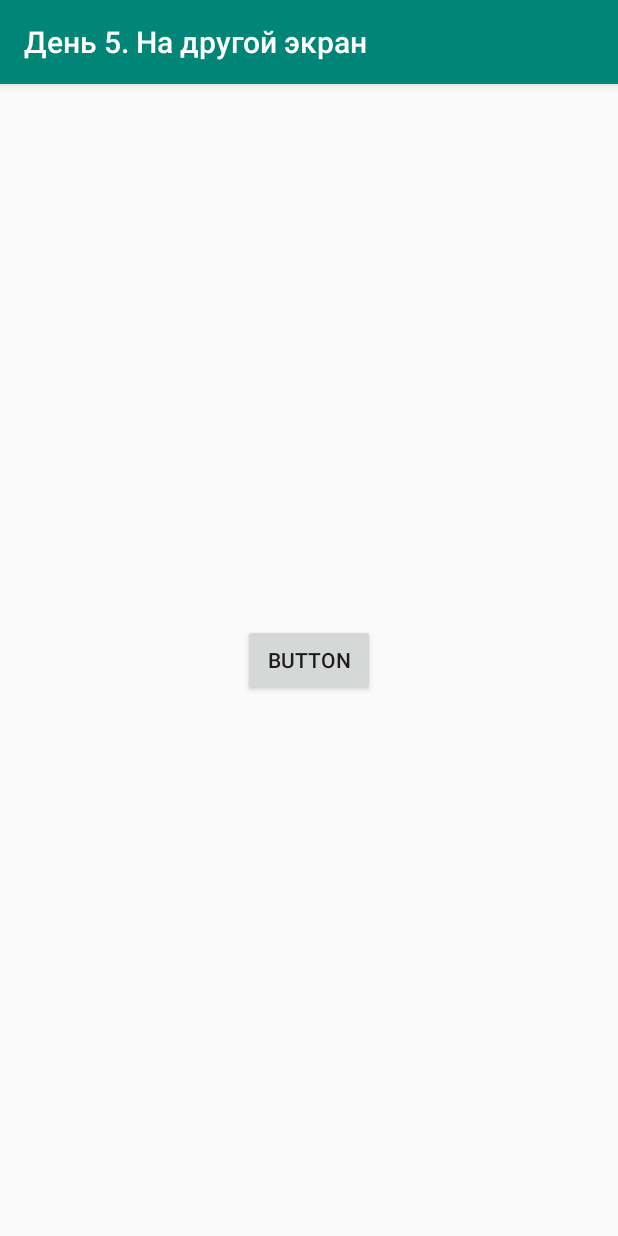
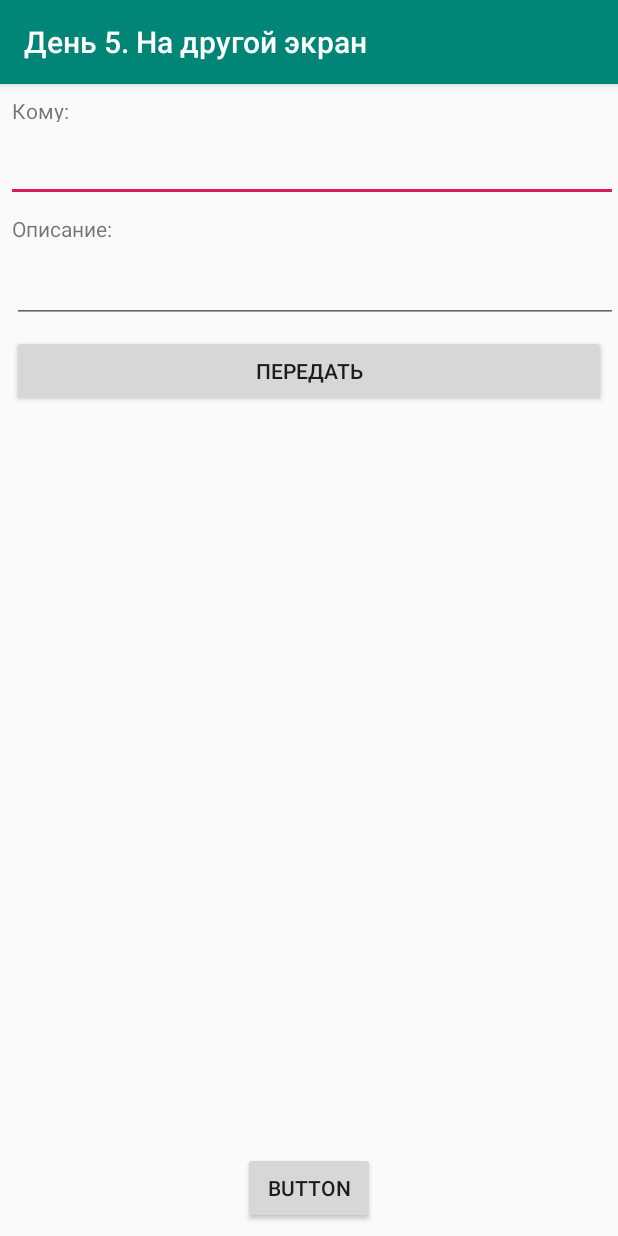
Before and after one commit to Satmage/Day5Switchtoanotherscreen, an Android app: the screen it shows after launch (MainActivity), on a phone screen of 412 x 824 dp. Run offline under Robolectric (Android 15) with nearby library versions, the phone set to English and light mode, and no system bars.

Commit message:
update DataTransferActivity.java update MainActivity.java update activity_data_transver.xml update activity_main.xml update string.xml

```diff
--- a/app/src/main/java/com/number7/day5switchtoanotherscreen/DataTransferActivity.java
+++ b/app/src/main/java/com/number7/day5switchtoanotherscreen/DataTransferActivity.java
@@ -2,6 +2,7 @@ package com.number7.day5switchtoanotherscreen;
 
 import android.support.v7.app.AppCompatActivity;
 import android.os.Bundle;
+import android.widget.TextView;
 
 public class DataTransferActivity extends AppCompatActivity {
 
@@ -9,5 +10,16 @@ public class DataTransferActivity extends AppCompatActivity {
     protected void onCreate(Bundle savedInstanceState) {
         super.onCreate(savedInstanceState);
         setContentView(R.layout.activity_data_transfer);
+
+        // Значения по умолчанию
+        String username = "Asdasd";
+        String gift = "sdsa";
+
+        username = getIntent().getStringExtra("u");
+        gift = getIntent().getStringExtra("g");
+
+        TextView textViewDataTransfer = findViewById(R.id.textViewDataTransfer);
+        textViewDataTransfer.setText(username + ", отправил вам следующее сообщение: " + gift);
+
     }
 }
--- a/app/src/main/java/com/number7/day5switchtoanotherscreen/MainActivity.java
+++ b/app/src/main/java/com/number7/day5switchtoanotherscreen/MainActivity.java
@@ -4,13 +4,23 @@ import android.content.Intent;
 import android.support.v7.app.AppCompatActivity;
 import android.os.Bundle;
 import android.view.View;
+import android.widget.EditText;
+import android.widget.TextView;
 
 public class MainActivity extends AppCompatActivity {
+
+    private EditText editTextWho;
+    private EditText editTextDescription;
+    private TextView textViewDataTransfer;
 
     @Override
     protected void onCreate(Bundle savedInstanceState) {
         super.onCreate(savedInstanceState);
         setContentView(R.layout.activity_main);
+
+        editTextWho = findViewById(R.id.editTextWho);
+        editTextDescription = findViewById(R.id.editTextDescription);
+        textViewDataTransfer = findViewById(R.id.textViewDataTransfer);
     }
 
 
@@ -18,4 +28,12 @@ public class MainActivity extends AppCompatActivity {
         Intent intent = new Intent(MainActivity.this, AboutActivity.class);
         startActivity(intent);
     }
+
+    public void onClickSend(View view) {
+        Intent intent = new Intent(MainActivity.this, DataTransferActivity.class);
+        intent.putExtra("u", editTextWho.getText().toString());
+        intent.putExtra("g", editTextDescription.getText().toString());
+        startActivity(intent);
+    }
+
 }
--- a/app/src/main/res/layout/activity_data_transfer.xml
+++ b/app/src/main/res/layout/activity_data_transfer.xml
@@ -7,13 +7,14 @@
     tools:context=".DataTransferActivity">
 
     <TextView
-        android:id="@+id/textView"
+        android:id="@+id/textViewDataTransfer"
         android:layout_width="match_parent"
         android:layout_height="wrap_content"
         android:layout_marginStart="8dp"
         android:layout_marginTop="8dp"
         android:layout_marginEnd="8dp"
         android:text="@string/data_transfer_text"
+        android:gravity="center"
         app:layout_constraintEnd_toEndOf="parent"
         app:layout_constraintStart_toStartOf="parent"
         app:layout_constraintTop_toTopOf="parent" />
--- a/app/src/main/res/layout/activity_main.xml
+++ b/app/src/main/res/layout/activity_main.xml
@@ -12,13 +12,65 @@
         android:layout_width="wrap_content"
         android:layout_height="wrap_content"
         android:layout_marginStart="8dp"
+        android:layout_marginEnd="8dp"
+        android:layout_marginBottom="8dp"
+        android:onClick="onClick"
+        android:text="@string/button"
+        app:layout_constraintBottom_toBottomOf="parent"
+        app:layout_constraintEnd_toEndOf="parent"
+        app:layout_constraintStart_toStartOf="parent" />
+
+    <EditText
+        android:id="@+id/editTextWho"
+        android:layout_width="match_parent"
+        android:layout_height="wrap_content"
+        android:layout_marginStart="4dp"
+        android:layout_marginTop="8dp"
+        android:inputType="text"
+        app:layout_constraintStart_toStartOf="parent"
+        app:layout_constraintTop_toBottomOf="@+id/textView4" />
+
+    <EditText
+        android:id="@+id/editTextDescription"
+        android:layout_width="match_parent"
+        android:layout_height="wrap_content"
+        android:layout_marginStart="8dp"
+        android:layout_marginTop="8dp"
+        android:inputType="text"
+        app:layout_constraintStart_toStartOf="parent"
+        app:layout_constraintTop_toBottomOf="@+id/textView5" />
+
+    <Button
+        android:id="@+id/buttonSend"
+        android:layout_width="match_parent"
+        android:layout_height="wrap_content"
+        android:layout_marginStart="8dp"
         android:layout_marginTop="8dp"
         android:layout_marginEnd="8dp"
-        android:layout_marginBottom="8dp"
-        android:text="@string/button"
-        android:onClick="onClick"
-        app:layout_constraintBottom_toBottomOf="parent"
+        android:onClick="onClickSend"
+        android:text="@string/buttonSend"
         app:layout_constraintEnd_toEndOf="parent"
+        app:layout_constraintHorizontal_bias="0.0"
+        app:layout_constraintStart_toStartOf="parent"
+        app:layout_constraintTop_toBottomOf="@+id/editTextDescription" />
+
+    <TextView
+        android:id="@+id/textView4"
+        android:layout_width="38dp"
+        android:layout_height="17dp"
+        android:layout_marginStart="8dp"
+        android:layout_marginTop="8dp"
+        android:text="@string/main_who"
         app:layout_constraintStart_toStartOf="parent"
         app:layout_constraintTop_toTopOf="parent" />
+
+    <TextView
+        android:id="@+id/textView5"
+        android:layout_width="wrap_content"
+        android:layout_height="wrap_content"
+        android:layout_marginStart="8dp"
+        android:layout_marginTop="8dp"
+        android:text="@string/main_description"
+        app:layout_constraintStart_toStartOf="parent"
+        app:layout_constraintTop_toBottomOf="@+id/editTextWho" />
 </android.support.constraint.ConstraintLayout>
--- a/app/src/main/res/values/strings.xml
+++ b/app/src/main/res/values/strings.xml
@@ -16,5 +16,10 @@
     <string name="data_transfer_title">Передача данных</string>
     <string name="main_title">День 5. На другой экран</string>
 
-    <string name="data_transfer_text"></string>
+    <string name="data_transfer_text">Ждем передачи текста</string>
+
+    <string name="buttonSend">Передать</string>
+
+    <string name="main_who">Кому:</string>
+    <string name="main_description">Описание:</string>
 </resources>
```
